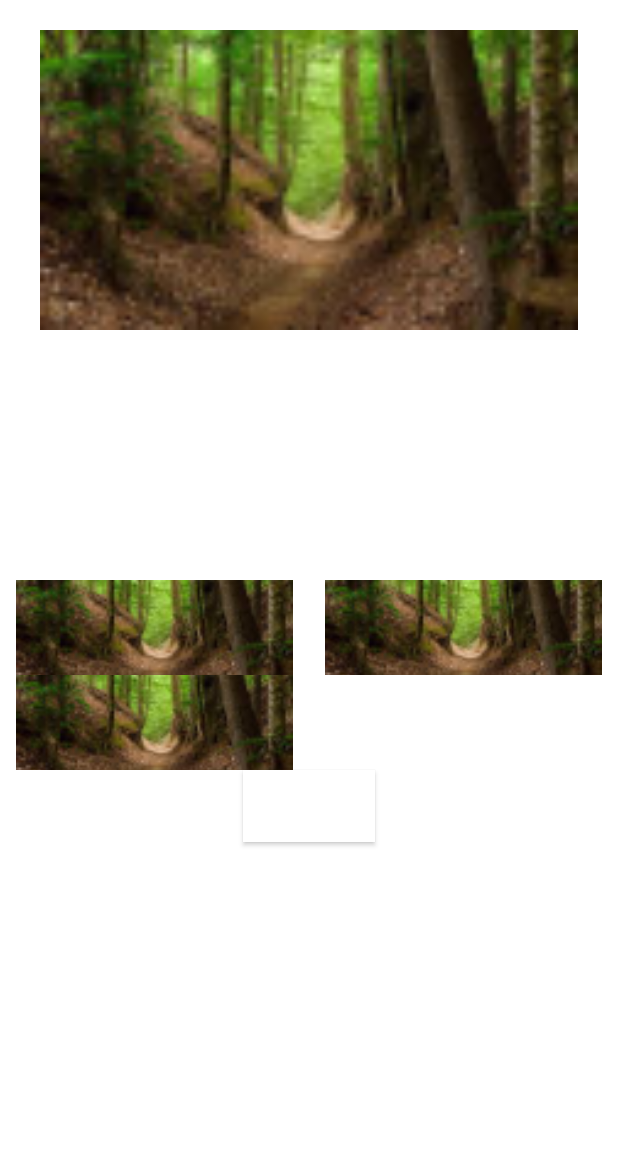
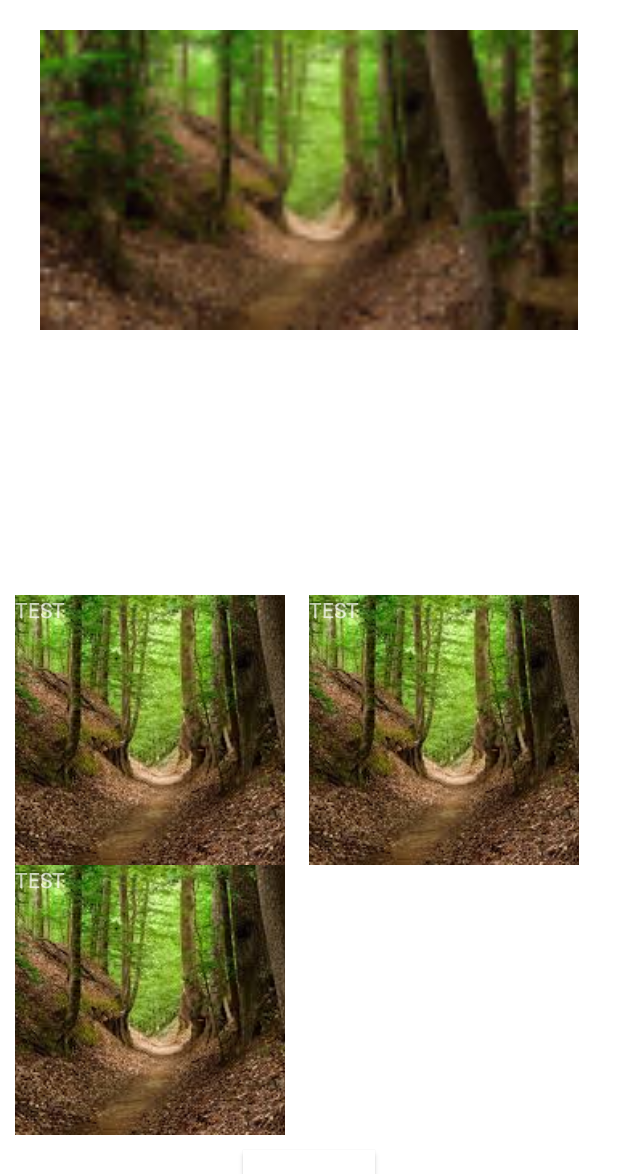
Before and after one commit to kelsonreiss/nature-hunt, an Android app: the fragment HuntPreviewFrag placed in its activity, on a phone screen of 412 x 824 dp, the part 62-1236 px from its top. Run offline under Robolectric (Android 15) with nearby library versions, the phone set to English and light mode, and no system bars; pictures from the network do not load.

Commit message:
Testing image gallery

```diff
--- a/Nature_Hunt/app/build.gradle
+++ b/Nature_Hunt/app/build.gradle
@@ -21,7 +21,6 @@ android {
 dependencies {
     implementation fileTree(dir: 'libs', include: ['*.jar'])
     implementation 'android.arch.lifecycle:extensions:1.1.1'
-    implementation 'com.android.support:appcompat-v7:28.0.0'
     implementation 'com.android.support:design:28.0.0'
     implementation 'com.android.support.constraint:constraint-layout:1.1.3'
     implementation 'com.android.support:support-vector-drawable:28.0.0'
@@ -30,6 +29,11 @@ dependencies {
     implementation 'com.google.guava:guava:18.0'
     implementation 'com.microsoft.azure:azure-mobile-android:3.5.1@aar'
     implementation 'com.squareup.okhttp3:okhttp:3.12.1'
+
+    implementation 'com.github.bumptech.glide:glide:4.8.0'
+    implementation 'com.android.support:recyclerview-v7:28.0.0'
+    implementation 'com.android.support:appcompat-v7:28.0.0'
+
     testImplementation 'junit:junit:4.12'
     androidTestImplementation 'com.android.support.test:runner:1.0.2'
     androidTestImplementation 'com.android.support.test.espresso:espresso-core:3.0.2'
--- /dev/null
+++ b/Nature_Hunt/app/src/main/java/com/example/nature_hunt/DataAdapter.java
@@ -0,0 +1,63 @@
+package com.example.nature_hunt;
+
+import android.content.Context;
+import android.support.annotation.NonNull;
+import android.support.v7.widget.RecyclerView;
+import android.view.LayoutInflater;
+import android.view.View;
+import android.view.ViewGroup;
+import android.widget.ImageView;
+
+import com.bumptech.glide.Glide;
+
+import java.lang.reflect.Array;
+import java.util.ArrayList;
+
+/**
+ * Image gallery to display list of species
+ * https://javapapers.com/android/android-image-gallery-example-app-using-glide-library/
+ */
+public class DataAdapter extends RecyclerView.Adapter<DataAdapter.ViewHolder> {
+    private ArrayList<ImageUrl> imageUrls;
+    private Context context;
+
+    public DataAdapter(Context context, ArrayList<ImageUrl> imageUrls){
+        this.context = context;
+        this.imageUrls = imageUrls;
+    }
+
+    @NonNull
+    @Override
+    public DataAdapter.ViewHolder onCreateViewHolder(@NonNull ViewGroup viewGroup, int i) {
+        View view = LayoutInflater.from(viewGroup.getContext()).inflate(R.layout.image_layout, viewGroup, false);
+        return new ViewHolder(view);
+    }
+
+    /**
+     * gets the image url from adapter and passes to Glide API to load the image
+     *
+     * @param viewHolder
+     * @param i
+     */
+    @Override
+    public void onBindViewHolder(ViewHolder viewHolder, int i) {
+        Glide.with(context)
+                .load(R.mipmap.stock_trail)
+                .into(viewHolder.img);
+    }
+
+    @Override
+    public int getItemCount() {
+        return imageUrls.size();
+    }
+
+
+    public class ViewHolder extends RecyclerView.ViewHolder{
+        ImageView img;
+
+        public ViewHolder(View v){
+            super(v);
+            img = v.findViewById(R.id.species_preview_image);
+        }
+    }
+}
--- a/Nature_Hunt/app/src/main/java/com/example/nature_hunt/HuntPreviewFrag.java
+++ b/Nature_Hunt/app/src/main/java/com/example/nature_hunt/HuntPreviewFrag.java
@@ -7,6 +7,8 @@ import android.support.annotation.NonNull;
 import android.support.annotation.Nullable;
 import android.support.v4.app.DialogFragment;
 import android.support.v4.app.Fragment;
+import android.support.v7.widget.GridLayoutManager;
+import android.support.v7.widget.RecyclerView;
 import android.support.v7.widget.Toolbar;
 import android.view.LayoutInflater;
 import android.view.View;
@@ -15,10 +17,15 @@ import android.widget.BaseAdapter;
 import android.widget.GridView;
 import android.widget.ImageView;
 
+import java.util.ArrayList;
+
 public class HuntPreviewFrag extends DialogFragment {
 
     private HuntPreviewViewModel mViewModel;
     GridView gridView;
+    private ImageView imageView;
+    RecyclerView recyclerView;
+    GridLayoutManager gridLayoutManager;
 
     Integer[] imageIDs = {
             R.mipmap.stock_trail,
@@ -42,8 +49,18 @@ public class HuntPreviewFrag extends DialogFragment {
                              @Nullable Bundle savedInstanceState) {
         super.onCreateView(inflater, container, savedInstanceState);
         View view =  inflater.inflate(R.layout.hunt_preview_fragment_2, container, false);
-        gridView = (GridView) view.findViewById(R.id.hunt_preview_image_grid);
-        gridView.setAdapter(new ImageAdapterGridView(getActivity()));
+        imageView = (ImageView) view.findViewById(R.id.species_preview_image);
+        recyclerView = (RecyclerView) view.findViewById(R.id.species_image_gallery);
+        gridLayoutManager = new GridLayoutManager(getContext(), 2);
+        recyclerView.setLayoutManager(gridLayoutManager);
+
+        ArrayList imageUrls = getData();
+        DataAdapter dataAdapter = new DataAdapter(getContext(), imageUrls);
+        recyclerView.setAdapter(dataAdapter);
+
+
+//        gridView = (GridView) view.findViewById(R.id.hunt_preview_image_grid);
+//        gridView.setAdapter(new ImageAdapterGridView(getActivity()));
 //        Toolbar toolbar = view.findViewById(R.id.hunt_preview_toolbar);
 //        toolbar.setNavigationIcon(R.drawable.ic_home_black_24dp);
 //        toolbar.setNavigationOnClickListener(new View.OnClickListener() {
@@ -54,6 +71,21 @@ public class HuntPreviewFrag extends DialogFragment {
 //        });
 
         return view;
+    }
+
+    private ArrayList getData(){
+        String urlString[] = {
+                "url1",
+                "url2",
+                "url3"
+        };
+        ArrayList imageUrlList = new ArrayList<>();
+        for (int i = 0; i < urlString.length; i++){
+            ImageUrl imageUrl = new ImageUrl();
+            imageUrl.setImageUrl(urlString[i]);
+            imageUrlList.add(imageUrl);
+        }
+        return imageUrlList;
     }
 
     @Override
@@ -103,5 +135,4 @@ public class HuntPreviewFrag extends DialogFragment {
             return mImageView;
         }
     }
-
 }
--- /dev/null
+++ b/Nature_Hunt/app/src/main/java/com/example/nature_hunt/ImageUrl.java
@@ -0,0 +1,14 @@
+package com.example.nature_hunt;
+
+public class ImageUrl {
+
+    String imageUrl;
+
+    public String getImageUrl(){
+        return imageUrl;
+    }
+
+    public void setImageUrl(String imageUrl) {
+        this.imageUrl = imageUrl;
+    }
+}
--- a/Nature_Hunt/app/src/main/res/layout/activity_main.xml
+++ b/Nature_Hunt/app/src/main/res/layout/activity_main.xml
@@ -6,6 +6,10 @@
     android:layout_width="match_parent"
     android:layout_height="match_parent"
     tools:context=".MainActivity">
+
+    <SearchView
+        android:layout_width="match_parent"
+        android:layout_height="match_parent" />
 
     <FrameLayout
         android:id="@+id/FramedFragmentHolder"
--- a/Nature_Hunt/app/src/main/res/layout/hunt_preview_fragment_2.xml
+++ b/Nature_Hunt/app/src/main/res/layout/hunt_preview_fragment_2.xml
@@ -69,17 +69,12 @@
                 android:text="@string/hunt_preview_species_title"
                 android:textSize="@dimen/hunt_preview_description_title_size"/>
 
-            <GridView
-                android:id="@+id/hunt_preview_image_grid"
+            <android.support.v7.widget.RecyclerView
+                android:id="@+id/species_image_gallery"
                 android:layout_width="match_parent"
                 android:layout_height="wrap_content"
-                android:layout_gravity="center"
-                android:gravity="center"
-                android:minHeight="90dp"
-                android:numColumns="2"
-                android:stretchMode="columnWidth" >
-
-            </GridView>
+                android:padding="10dp">
+            </android.support.v7.widget.RecyclerView>
 
             <Button
                 android:id="@+id/hunt_start_btn"
--- /dev/null
+++ b/Nature_Hunt/app/src/main/res/layout/image_layout.xml
@@ -0,0 +1,20 @@
+<?xml version="1.0" encoding="utf-8"?>
+<RelativeLayout
+    xmlns:android="http://schemas.android.com/apk/res/android"
+    android:layout_width="180dp"
+    android:layout_height="180dp"
+    android:orientation="vertical">
+    <ImageView
+        android:id="@+id/species_preview_image"
+        android:layout_width="match_parent"
+        android:layout_height="match_parent"
+        android:scaleType="centerCrop" />
+        <!--android:adjustViewBounds="true"-->
+    <TextView
+        android:id="@+id/species_preview_image_caption"
+        android:layout_width="match_parent"
+        android:layout_height="wrap_content"
+        android:text="TEST"/>
+
+
+</RelativeLayout>
```
